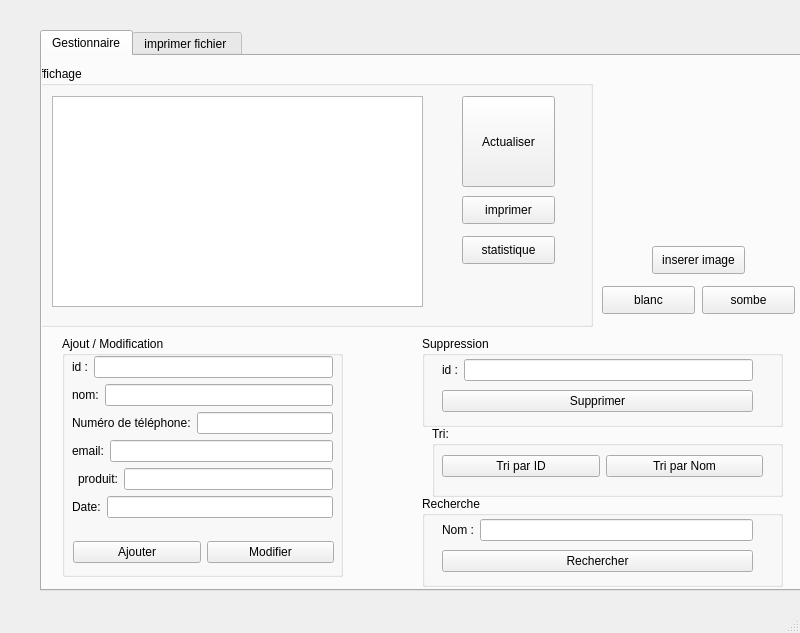
The window that mainwindow.ui (zeinab2001/Projet_CPP) describes before a commit, drawn with Qt 5.
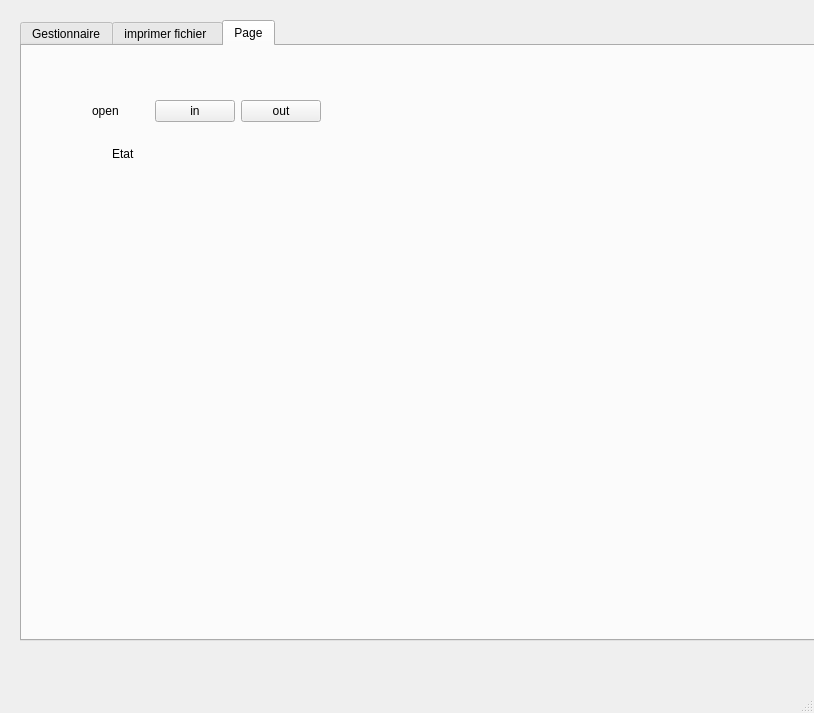
The same window after the commit.

```diff
--- a/mainwindow.ui
+++ b/mainwindow.ui
@@ -6,8 +6,8 @@
    <rect>
     <x>0</x>
     <y>0</y>
-    <width>800</width>
-    <height>633</height>
+    <width>814</width>
+    <height>713</height>
    </rect>
   </property>
   <property name="windowTitle">
@@ -17,14 +17,14 @@
    <widget class="QTabWidget" name="tabWidget">
     <property name="geometry">
      <rect>
-      <x>40</x>
-      <y>30</y>
+      <x>20</x>
+      <y>20</y>
       <width>841</width>
-      <height>561</height>
+      <height>621</height>
      </rect>
     </property>
     <property name="currentIndex">
-     <number>0</number>
+     <number>2</number>
     </property>
     <widget class="QWidget" name="tab">
      <attribute name="title">
@@ -97,64 +97,43 @@
        <rect>
         <x>20</x>
         <y>280</y>
-        <width>281</width>
-        <height>241</height>
+        <width>294</width>
+        <height>276</height>
        </rect>
       </property>
       <property name="title">
        <string>Ajout / Modification</string>
       </property>
-      <widget class="QWidget" name="layoutWidget">
-       <property name="geometry">
-        <rect>
-         <x>11</x>
-         <y>201</y>
-         <width>261</width>
-         <height>30</height>
-        </rect>
-       </property>
-       <layout class="QHBoxLayout" name="horizontalLayout">
+      <layout class="QVBoxLayout" name="verticalLayout_7">
         <item>
-         <widget class="QPushButton" name="pushButton_Ajouter">
+        <layout class="QHBoxLayout" name="horizontalLayout_23">
+         <item>
+          <widget class="QLabel" name="label_19">
           <property name="text">
-           <string>Ajouter</string>
+            <string>id :</string>
           </property>
          </widget>
         </item>
         <item>
-         <widget class="QPushButton" name="pushButton_Modifier">
-          <property name="text">
-           <string>Modifier</string>
-          </property>
-         </widget>
-        </item>
-       </layout>
-      </widget>
-      <widget class="QWidget" name="layoutWidget">
-       <property name="geometry">
-        <rect>
-         <x>10</x>
-         <y>20</y>
-         <width>261</width>
-         <height>176</height>
-        </rect>
-       </property>
-       <layout class="QFormLayout" name="formLayout">
-        <item row="0" column="0" colspan="2">
+          <widget class="QLineEdit" name="lineEdit_id"/>
+         </item>
+        </layout>
+       </item>
+       <item>
          <layout class="QHBoxLayout" name="horizontalLayout_3">
           <item>
            <widget class="QLabel" name="label_2">
             <property name="text">
-             <string>id :</string>
+            <string> Nombre d'étoiles: </string>
             </property>
            </widget>
           </item>
           <item>
-           <widget class="QLineEdit" name="lineEdit_id"/>
+          <widget class="QLineEdit" name="lineEdit_etoiles"/>
           </item>
          </layout>
         </item>
-        <item row="1" column="0" colspan="2">
+       <item>
          <layout class="QHBoxLayout" name="horizontalLayout_2">
           <item>
            <widget class="QLabel" name="label">
@@ -168,7 +147,7 @@
           </item>
          </layout>
         </item>
-        <item row="2" column="0" colspan="2">
+       <item>
          <layout class="QHBoxLayout" name="horizontalLayout_6">
           <item>
            <widget class="QLabel" name="label_5">
@@ -182,7 +161,7 @@
           </item>
          </layout>
         </item>
-        <item row="3" column="0" colspan="2">
+       <item>
          <layout class="QHBoxLayout" name="horizontalLayout_5">
           <item>
            <widget class="QLabel" name="label_4">
@@ -196,7 +175,7 @@
           </item>
          </layout>
         </item>
-        <item row="4" column="1">
+       <item>
          <layout class="QHBoxLayout" name="horizontalLayout_4">
           <item>
            <widget class="QLabel" name="label_3">
@@ -210,7 +189,7 @@
           </item>
          </layout>
         </item>
-        <item row="5" column="0" colspan="2">
+       <item>
          <layout class="QHBoxLayout" name="horizontalLayout_7">
           <item>
            <widget class="QLabel" name="label_6">
@@ -224,8 +203,25 @@
           </item>
          </layout>
         </item>
-       </layout>
-      </widget>
+       <item>
+        <layout class="QHBoxLayout" name="horizontalLayout">
+         <item>
+          <widget class="QPushButton" name="pushButton_Ajouter">
+           <property name="text">
+            <string>Ajouter</string>
+           </property>
+          </widget>
+         </item>
+         <item>
+          <widget class="QPushButton" name="pushButton_Modifier">
+           <property name="text">
+            <string>Modifier</string>
+           </property>
+          </widget>
+         </item>
+        </layout>
+       </item>
+      </layout>
      </widget>
      <widget class="QGroupBox" name="groupBox_3">
       <property name="geometry">
@@ -455,6 +451,70 @@
       </layout>
      </widget>
     </widget>
+    <widget class="QWidget" name="tab_3">
+     <attribute name="title">
+      <string>Page</string>
+     </attribute>
+     <widget class="QLabel" name="label_20">
+      <property name="geometry">
+       <rect>
+        <x>170</x>
+        <y>100</y>
+        <width>47</width>
+        <height>13</height>
+       </rect>
+      </property>
+      <property name="text">
+       <string/>
+      </property>
+     </widget>
+     <widget class="QLabel" name="label_22">
+      <property name="geometry">
+       <rect>
+        <x>90</x>
+        <y>100</y>
+        <width>51</width>
+        <height>16</height>
+       </rect>
+      </property>
+      <property name="text">
+       <string>Etat</string>
+      </property>
+     </widget>
+     <widget class="QWidget" name="">
+      <property name="geometry">
+       <rect>
+        <x>70</x>
+        <y>50</y>
+        <width>229</width>
+        <height>30</height>
+       </rect>
+      </property>
+      <layout class="QHBoxLayout" name="horizontalLayout_24">
+       <item>
+        <widget class="QLabel" name="label_21">
+         <property name="text">
+          <string>open</string>
+         </property>
+        </widget>
+       </item>
+       <item>
+        <widget class="QPushButton" name="pushButton_11">
+         <property name="text">
+          <string>in</string>
+         </property>
+        </widget>
+       </item>
+       <item>
+        <widget class="QPushButton" name="pushButton_12">
+         <property name="text">
+          <string>out</string>
+         </property>
+        </widget>
+       </item>
+      </layout>
+     </widget>
+    </widget>
    </widget>
   </widget>
   <widget class="QMenuBar" name="menubar">
@@ -462,7 +522,7 @@
     <rect>
      <x>0</x>
      <y>0</y>
-     <width>800</width>
+     <width>814</width>
      <height>26</height>
     </rect>
    </property>
```
Lines whose indentation alone changed are shown as unchanged.
